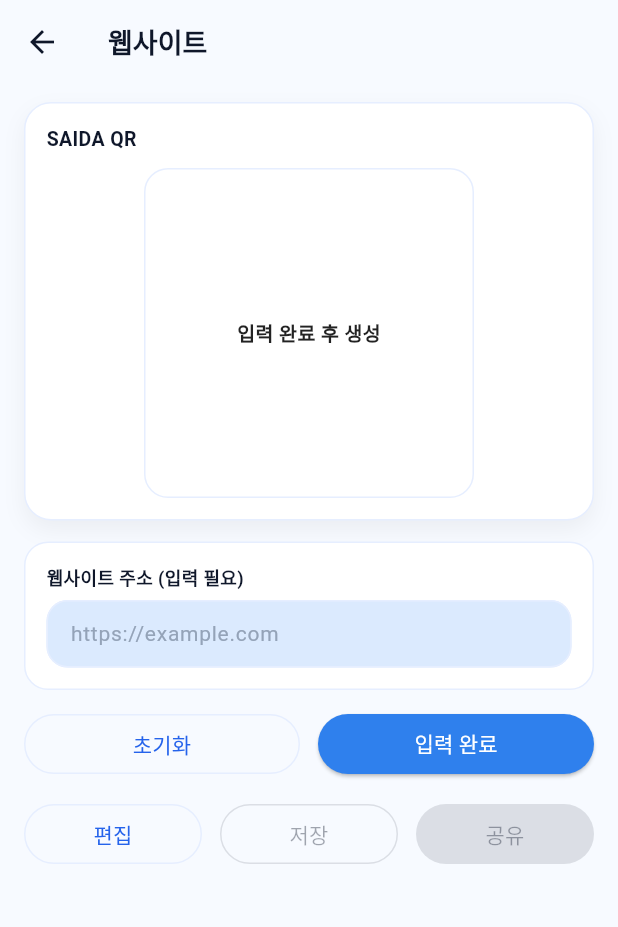
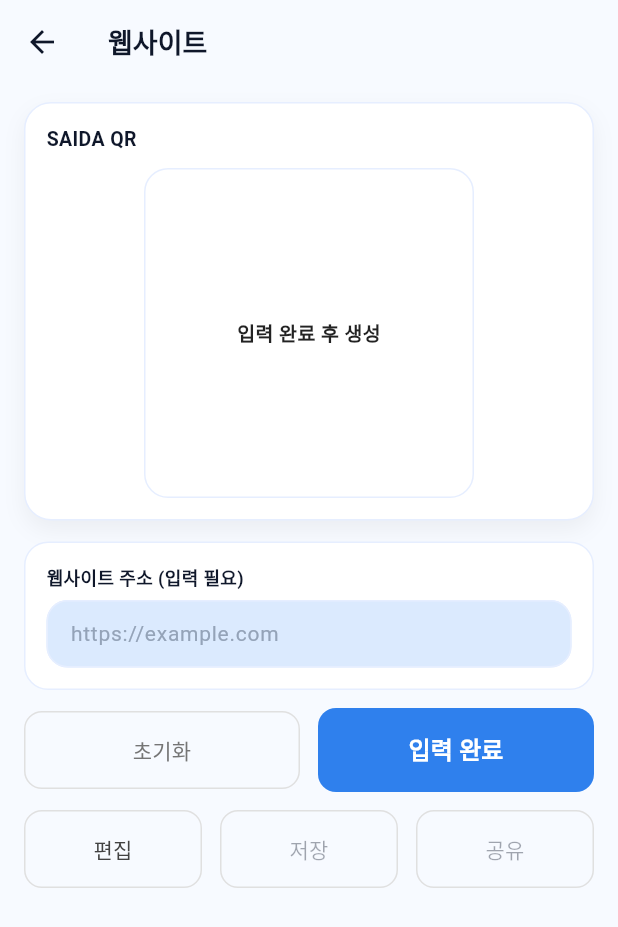
Before and after one commit to saida-iseo/saida_ai, a Flutter app: the GeneratorScreen screen opened directly, after a tap on "웹사이트", on a phone screen of 412 x 824 dp. Shown: the top 927 px of the screen. Run offline on Flutter 3.47's test engine with Material 3 defaults, Android fonts, the phone set to English and light mode, and no system bars; our stand-ins replace barcode_widget, file_picker, flutter_colorpicker, flutter_riverpod, google_mobile_ads, hive and 6 more; missing offline and left inert: android_intent_plus, mobile_scanner; accounts and stored records are empty; network calls fail; Roboto replaces fonts that are missing (Pretendard).

Commit message:
feat: remove facebook, update settings UI, bump version

```diff
--- a/qr_barcode_scan/lib/features/generator/qr_form_screen.dart
+++ b/qr_barcode_scan/lib/features/generator/qr_form_screen.dart
@@ -57,7 +57,6 @@ class _QrFormScreenState extends State<QrFormScreen> {
   final _vEmailCtrl = TextEditingController();
   final _vWebsiteCtrl = TextEditingController();
   final _vAddressCtrl = TextEditingController();
-  final _fbUrlCtrl = TextEditingController();
   final _igUserCtrl = TextEditingController();
   final _waPhoneCtrl = TextEditingController();
   String _waCountryCode = '+82';
@@ -176,6 +175,14 @@ class _QrFormScreenState extends State<QrFormScreen> {
                         Expanded(
                           child: OutlinedButton(
                             onPressed: _resetForm,
+                            style: OutlinedButton.styleFrom(
+                              foregroundColor: Colors.grey[600],
+                              side: BorderSide(color: Colors.grey[300]!),
+                              padding: const EdgeInsets.symmetric(vertical: 16),
+                              shape: RoundedRectangleBorder(
+                                borderRadius: BorderRadius.circular(12),
+                              ),
+                            ),
                             child: const Text('초기화'),
                           ),
                         ),
@@ -186,12 +193,21 @@ class _QrFormScreenState extends State<QrFormScreen> {
                             style: ElevatedButton.styleFrom(
                               backgroundColor: const Color(0xFF2F80ED),
                               foregroundColor: Colors.white,
+                              padding: const EdgeInsets.symmetric(vertical: 16),
+                              shape: RoundedRectangleBorder(
+                                borderRadius: BorderRadius.circular(12),
+                              ),
+                              elevation: 0,
                             ),
                             child: Text(
                               widget.type == QrType.image ||
                                       widget.type == QrType.pdf
                                   ? '첨부완료'
                                   : '입력 완료',
+                              style: const TextStyle(
+                                fontSize: 16,
+                                fontWeight: FontWeight.bold,
+                              ),
                             ),
                           ),
                         ),
@@ -210,11 +226,21 @@ class _QrFormScreenState extends State<QrFormScreen> {
   }
 
   Widget _buildActionRow(BuildContext context) {
+    final style = OutlinedButton.styleFrom(
+      foregroundColor: Colors.grey[800],
+      side: BorderSide(color: Colors.grey[300]!),
+      padding: const EdgeInsets.symmetric(vertical: 16),
+      shape: RoundedRectangleBorder(
+        borderRadius: BorderRadius.circular(12),
+      ),
+    );
+
     return Row(
       children: [
         Expanded(
           child: OutlinedButton(
             onPressed: _openDesignEditor,
+            style: style,
             child: const Text('편집'),
           ),
         ),
@@ -222,13 +248,15 @@ class _QrFormScreenState extends State<QrFormScreen> {
         Expanded(
           child: OutlinedButton(
             onPressed: _payload.isEmpty ? null : _saveQr,
+            style: style,
             child: const Text('저장'),
           ),
         ),
         const SizedBox(width: 12),
         Expanded(
-          child: ElevatedButton(
+          child: OutlinedButton(
             onPressed: _payload.isEmpty ? null : _shareQr,
+            style: style,
             child: const Text('공유'),
           ),
         ),
@@ -250,8 +278,6 @@ class _QrFormScreenState extends State<QrFormScreen> {
         return _buildVCardForm();
       case QrType.image:
         return _buildImageForm();
-      case QrType.facebook:
-        return _buildFacebookForm();
       case QrType.instagram:
         return _buildInstagramForm();
       case QrType.whatsapp:
@@ -426,25 +452,6 @@ class _QrFormScreenState extends State<QrFormScreen> {
         TextField(
           controller: _vAddressCtrl,
           decoration: _inputDecoration('서울시 ...'),
-        ),
-      ],
-    );
-  }
-
-  Widget _buildFacebookForm() {
-    return _FieldCard(
-      children: [
-        _Label('Facebook 사용자 이름 또는 URL*'),
-        const SizedBox(height: 6),
-        TextField(
-          controller: _fbUrlCtrl,
-          decoration: _inputDecoration('zuck 또는 https://facebook.com/...'),
-          keyboardType: TextInputType.url,
-        ),
-        const SizedBox(height: 10),
-        const Text(
-          '입력 시 https://www.facebook.com/username 로 변환됩니다.',
-          style: TextStyle(fontSize: 11, color: Colors.grey),
         ),
       ],
     );
@@ -754,7 +761,6 @@ class _QrFormScreenState extends State<QrFormScreen> {
         return PayloadType.image;
       case QrType.youtube:
         return PayloadType.video;
-      case QrType.facebook:
       case QrType.instagram:
       case QrType.whatsapp:
         return PayloadType.social;
@@ -859,11 +865,6 @@ class _QrFormScreenState extends State<QrFormScreen> {
           'email': _vEmailCtrl.text.trim(),
           'website': _vWebsiteCtrl.text.trim(),
           'address': _vAddressCtrl.text.trim(),
-        };
-        break;
-      case QrType.facebook:
-        data = {
-          'handle': _fbUrlCtrl.text.trim(),
         };
         break;
       case QrType.instagram:
--- a/qr_barcode_scan/pubspec.yaml
+++ b/qr_barcode_scan/pubspec.yaml
@@ -16,7 +16,7 @@ publish_to: 'none' # Remove this line if you wish to publish to pub.dev
 # https://developer.apple.com/library/archive/documentation/General/Reference/InfoPlistKeyReference/Articles/CoreFoundationKeys.html
 # In Windows, build-name is used as the major, minor, and patch parts
 # of the product and file versions while build-number is used as the build suffix.
-version: 1.0.3+4
+version: 1.0.4+5
 
 environment:
   sdk: ^3.10.7
```
Also changed, not shown: qr_barcode_scan/build_log.txt (added, +61 -0 lines), qr_barcode_scan/lib/features/generator/models/qr_type.dart (+0 -7 lines), qr_barcode_scan/lib/features/settings/settings_screen.dart (+9 -24 lines).
